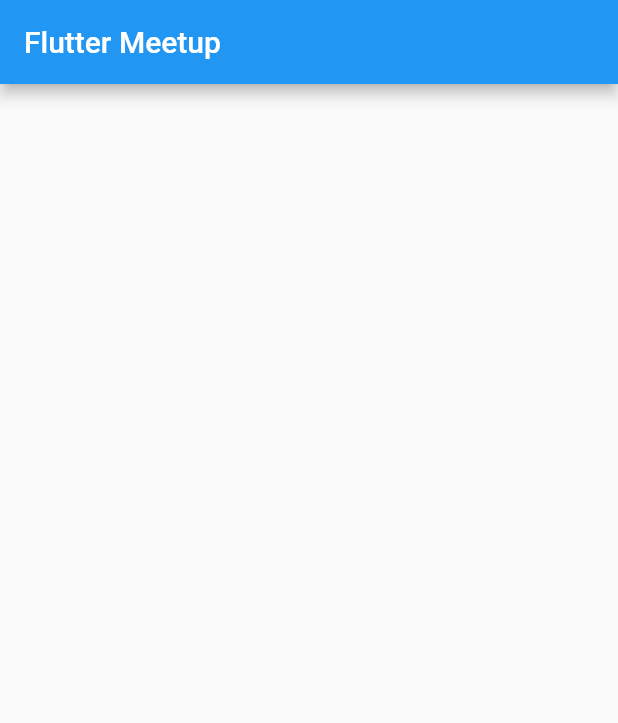
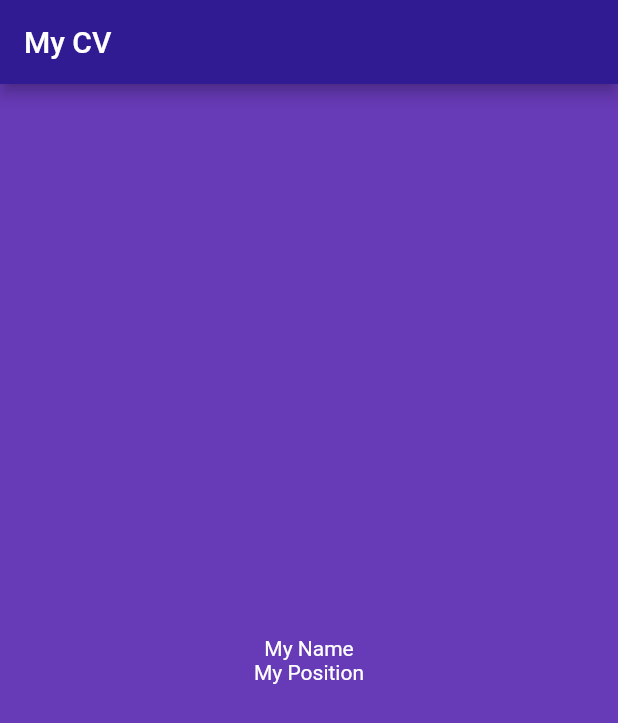
Before and after one commit to flutternautsBA/flutterMeetupVol2, a Flutter app: the screen it shows after launch, on a phone screen of 412 x 824 dp. Shown: the top 723 px of the screen. Run offline on Flutter 3.47's test engine with Material 2 defaults, Android fonts, the phone set to English and light mode, and no system bars.

Commit message:
Creation of the base layout

```diff
--- a/lib/main.dart
+++ b/lib/main.dart
@@ -11,10 +11,28 @@
         primarySwatch: Colors.blue,
       ),
       home: Scaffold(
+        backgroundColor: Colors.deepPurple,
         appBar: AppBar(
-          title: Text('Flutter Meetup'),
+          backgroundColor: Colors.deepPurple.shade900,
+          title: Text('My CV'),
         ),
-        body: Container(),
+        body: Container(
+          width: double.infinity,
+          child: Column(
+            mainAxisAlignment: MainAxisAlignment.center,
+            crossAxisAlignment: CrossAxisAlignment.center,
+            children: <Widget>[
+              Text(
+                'My Name',
+                style: TextStyle(color: Colors.white),
+              ),
+              Text(
+                'My Position',
+                style: TextStyle(color: Colors.white),
+              ),
+            ],
+          ),
+        ),
       ),
     );
   }
```
